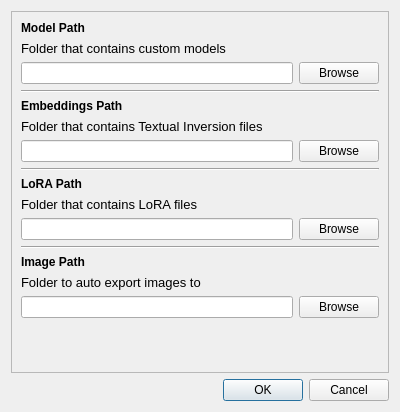
This is src/airunner/pyqt/preferences.ui in Capsize-Games/airunner as Qt 5 draws it before an edit. The edited form follows.
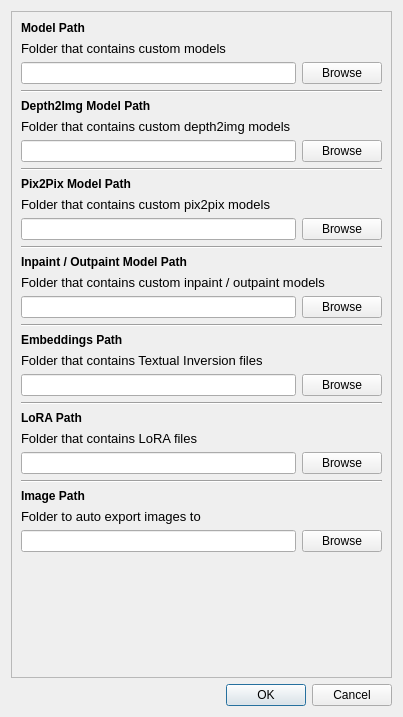
This is the edited form.

Commit message: Improved model path handling

```diff
--- a/src/airunner/pyqt/preferences.ui
+++ b/src/airunner/pyqt/preferences.ui
@@ -6,8 +6,8 @@
    <rect>
     <x>0</x>
     <y>0</y>
-    <width>400</width>
-    <height>412</height>
+    <width>403</width>
+    <height>717</height>
    </rect>
   </property>
   <property name="windowTitle">
@@ -33,6 +33,68 @@
       <enum>QFrame::Raised</enum>
      </property>
      <layout class="QGridLayout" name="gridLayout_2">
+      <item row="19" column="0">
+       <widget class="QLabel" name="label_5">
+        <property name="font">
+         <font>
+          <bold>true</bold>
+         </font>
+        </property>
+        <property name="text">
+         <string>Embeddings Path</string>
+        </property>
+       </widget>
+      </item>
+      <item row="23" column="0">
+       <widget class="QLabel" name="label_3">
+        <property name="font">
+         <font>
+          <bold>true</bold>
+         </font>
+        </property>
+        <property name="text">
+         <string>LoRA Path</string>
+        </property>
+       </widget>
+      </item>
+      <item row="4" column="0">
+       <widget class="QLabel" name="label_10">
+        <property name="font">
+         <font>
+          <bold>true</bold>
+         </font>
+        </property>
+        <property name="text">
+         <string>Depth2Img Model Path</string>
+        </property>
+       </widget>
+      </item>
+      <item row="5" column="0">
+       <widget class="QLabel" name="label_9">
+        <property name="font">
+         <font>
+          <pointsize>10</pointsize>
+         </font>
+        </property>
+        <property name="text">
+         <string>Folder that contains custom depth2img models</string>
+        </property>
+       </widget>
+      </item>
+      <item row="11" column="0">
+       <layout class="QHBoxLayout" name="horizontalLayout_6">
+        <item>
+         <widget class="QLineEdit" name="pixtopix_model_path"/>
+        </item>
+        <item>
+         <widget class="QPushButton" name="pixtopix_model_browse_button">
+          <property name="text">
+           <string>Browse</string>
+          </property>
+         </widget>
+        </item>
+       </layout>
+      </item>
       <item row="0" column="0">
        <widget class="QLabel" name="label">
         <property name="font">
@@ -45,70 +107,6 @@
         </property>
        </widget>
       </item>
-      <item row="9" column="0">
-       <widget class="QLabel" name="label_4">
-        <property name="font">
-         <font>
-          <pointsize>10</pointsize>
-         </font>
-        </property>
-        <property name="text">
-         <string>Folder that contains LoRA files</string>
-        </property>
-       </widget>
-      </item>
-      <item row="5" column="0">
-       <widget class="QLabel" name="label_6">
-        <property name="font">
-         <font>
-          <pointsize>10</pointsize>
-         </font>
-        </property>
-        <property name="text">
-         <string>Folder that contains Textual Inversion files</string>
-        </property>
-       </widget>
-      </item>
-      <item row="4" column="0">
-       <widget class="QLabel" name="label_5">
-        <property name="font">
-         <font>
-          <bold>true</bold>
-         </font>
-        </property>
-        <property name="text">
-         <string>Embeddings Path</string>
-        </property>
-       </widget>
-      </item>
-      <item row="2" column="0">
-       <layout class="QHBoxLayout" name="horizontalLayout">
-        <item>
-         <widget class="QLineEdit" name="sd_path"/>
-        </item>
-        <item>
-         <widget class="QPushButton" name="browseButton">
-          <property name="text">
-           <string>Browse</string>
-          </property>
-         </widget>
-        </item>
-       </layout>
-      </item>
-      <item row="6" column="0">
-       <layout class="QHBoxLayout" name="horizontalLayout_2">
-        <item>
-         <widget class="QLineEdit" name="embeddings_path"/>
-        </item>
-        <item>
-         <widget class="QPushButton" name="embeddings_browse_button">
-          <property name="text">
-           <string>Browse</string>
-          </property>
-         </widget>
-        </item>
-       </layout>
-      </item>
       <item row="3" column="0">
        <widget class="Line" name="line">
         <property name="minimumSize">
@@ -122,7 +120,69 @@
         </property>
        </widget>
       </item>
-      <item row="17" column="0">
+      <item row="10" column="0">
+       <widget class="QLabel" name="label_11">
+        <property name="font">
+         <font>
+          <pointsize>10</pointsize>
+         </font>
+        </property>
+        <property name="text">
+         <string>Folder that contains custom pix2pix models</string>
+        </property>
+       </widget>
+      </item>
+      <item row="24" column="0">
+       <widget class="QLabel" name="label_4">
+        <property name="font">
+         <font>
+          <pointsize>10</pointsize>
+         </font>
+        </property>
+        <property name="text">
+         <string>Folder that contains LoRA files</string>
+        </property>
+       </widget>
+      </item>
+      <item row="1" column="0">
+       <widget class="QLabel" name="label_2">
+        <property name="font">
+         <font>
+          <pointsize>10</pointsize>
+         </font>
+        </property>
+        <property name="text">
+         <string>Folder that contains custom models</string>
+        </property>
+       </widget>
+      </item>
+      <item row="14" column="0">
+       <widget class="QLabel" name="label_14">
+        <property name="font">
+         <font>
+          <bold>true</bold>
+         </font>
+        </property>
+        <property name="text">
+         <string>Inpaint / Outpaint Model Path</string>
+        </property>
+       </widget>
+      </item>
+      <item row="21" column="0">
+       <layout class="QHBoxLayout" name="horizontalLayout_2">
+        <item>
+         <widget class="QLineEdit" name="embeddings_path"/>
+        </item>
+        <item>
+         <widget class="QPushButton" name="embeddings_browse_button">
+          <property name="text">
+           <string>Browse</string>
+          </property>
+         </widget>
+        </item>
+       </layout>
+      </item>
+      <item row="32" column="0">
        <spacer name="verticalSpacer">
         <property name="orientation">
          <enum>Qt::Vertical</enum>
@@ -135,14 +195,19 @@
         </property>
        </spacer>
       </item>
-      <item row="11" column="0">
-       <widget class="Line" name="line_3">
-        <property name="orientation">
-         <enum>Qt::Horizontal</enum>
+      <item row="15" column="0">
+       <widget class="QLabel" name="label_13">
+        <property name="font">
+         <font>
+          <pointsize>10</pointsize>
+         </font>
+        </property>
+        <property name="text">
+         <string>Folder that contains custom inpaint / outpaint models</string>
         </property>
        </widget>
       </item>
-      <item row="10" column="0">
+      <item row="25" column="0">
        <layout class="QHBoxLayout" name="horizontalLayout_3">
         <item>
          <widget class="QLineEdit" name="lora_path"/>
@@ -156,26 +221,49 @@
         </item>
        </layout>
       </item>
-      <item row="7" column="0">
+      <item row="18" column="0">
+       <widget class="Line" name="line_6">
+        <property name="orientation">
+         <enum>Qt::Horizontal</enum>
+        </property>
+       </widget>
+      </item>
+      <item row="13" column="0">
+       <widget class="Line" name="line_5">
+        <property name="orientation">
+         <enum>Qt::Horizontal</enum>
+        </property>
+       </widget>
+      </item>
+      <item row="8" column="0">
+       <widget class="Line" name="line_4">
+        <property name="orientation">
+         <enum>Qt::Horizontal</enum>
+        </property>
+       </widget>
+      </item>
+      <item row="22" column="0">
        <widget class="Line" name="line_2">
         <property name="orientation">
          <enum>Qt::Horizontal</enum>
         </property>
        </widget>
       </item>
-      <item row="1" column="0">
-       <widget class="QLabel" name="label_2">
-        <property name="font">
-         <font>
-          <pointsize>10</pointsize>
-         </font>
-        </property>
-        <property name="text">
-         <string>Folder that contains custom models</string>
-        </property>
-       </widget>
+      <item row="2" column="0">
+       <layout class="QHBoxLayout" name="horizontalLayout">
+        <item>
+         <widget class="QLineEdit" name="sd_path"/>
+        </item>
+        <item>
+         <widget class="QPushButton" name="browseButton">
+          <property name="text">
+           <string>Browse</string>
+          </property>
+         </widget>
+        </item>
+       </layout>
       </item>
-      <item row="12" column="0">
+      <item row="27" column="0">
        <widget class="QLabel" name="label_7">
         <property name="font">
          <font>
@@ -187,7 +275,7 @@
         </property>
        </widget>
       </item>
-      <item row="13" column="0">
+      <item row="28" column="0">
        <widget class="QLabel" name="label_8">
         <property name="font">
          <font>
@@ -199,19 +287,7 @@
         </property>
        </widget>
       </item>
-      <item row="8" column="0">
-       <widget class="QLabel" name="label_3">
-        <property name="font">
-         <font>
-          <bold>true</bold>
-         </font>
-        </property>
-        <property name="text">
-         <string>LoRA Path</string>
-        </property>
-       </widget>
-      </item>
-      <item row="14" column="0">
+      <item row="29" column="0">
        <layout class="QHBoxLayout" name="horizontalLayout_4">
         <item>
          <widget class="QLineEdit" name="image_path"/>
@@ -225,6 +301,65 @@
         </item>
        </layout>
       </item>
+      <item row="9" column="0">
+       <widget class="QLabel" name="label_12">
+        <property name="font">
+         <font>
+          <bold>true</bold>
+         </font>
+        </property>
+        <property name="text">
+         <string>Pix2Pix Model Path</string>
+        </property>
+       </widget>
+      </item>
+      <item row="20" column="0">
+       <widget class="QLabel" name="label_6">
+        <property name="font">
+         <font>
+          <pointsize>10</pointsize>
+         </font>
+        </property>
+        <property name="text">
+         <string>Folder that contains Textual Inversion files</string>
+        </property>
+       </widget>
+      </item>
+      <item row="6" column="0">
+       <layout class="QHBoxLayout" name="horizontalLayout_5">
+        <item>
+         <widget class="QLineEdit" name="depthtoimg_model_path"/>
+        </item>
+        <item>
+         <widget class="QPushButton" name="depthtoimg_model_browse_button">
+          <property name="text">
+           <string>Browse</string>
+          </property>
+         </widget>
+        </item>
+       </layout>
+      </item>
+      <item row="26" column="0">
+       <widget class="Line" name="line_3">
+        <property name="orientation">
+         <enum>Qt::Horizontal</enum>
+        </property>
+       </widget>
+      </item>
+      <item row="16" column="0">
+       <layout class="QHBoxLayout" name="horizontalLayout_7">
+        <item>
+         <widget class="QLineEdit" name="inpaint_outpaint_model_path"/>
+        </item>
+        <item>
+         <widget class="QPushButton" name="inpaint_outpaint_browse_button">
+          <property name="text">
+           <string>Browse</string>
+          </property>
+         </widget>
+        </item>
+       </layout>
+      </item>
      </layout>
     </widget>
    </item>
```
The commit also changes 2 other files.
